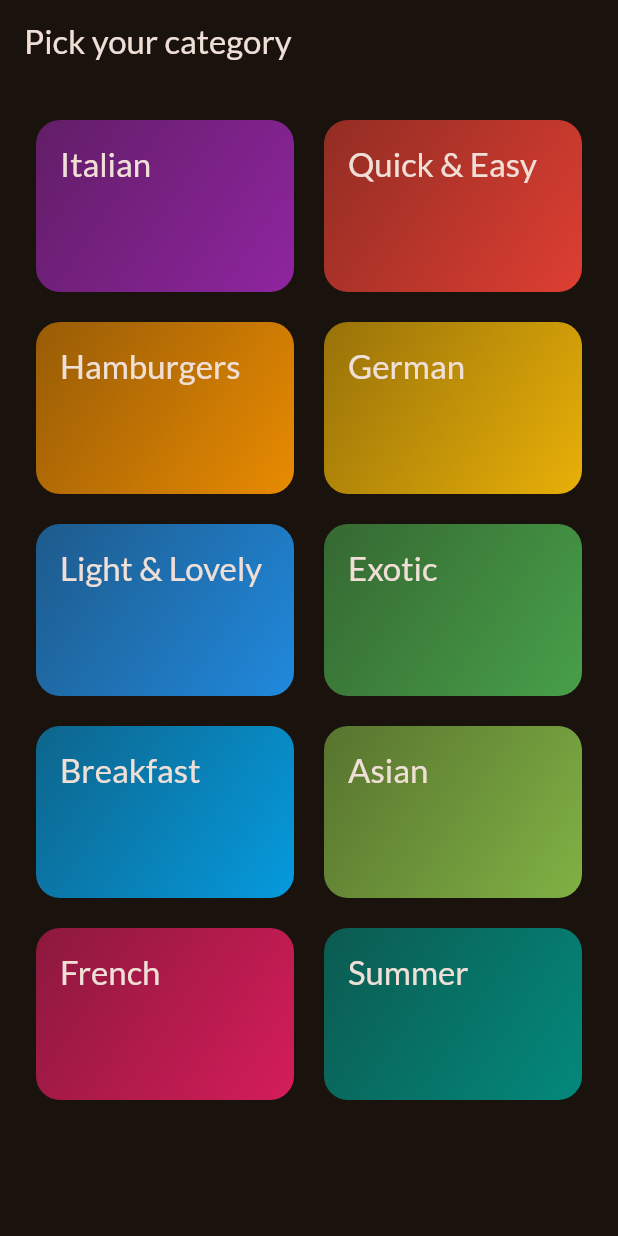
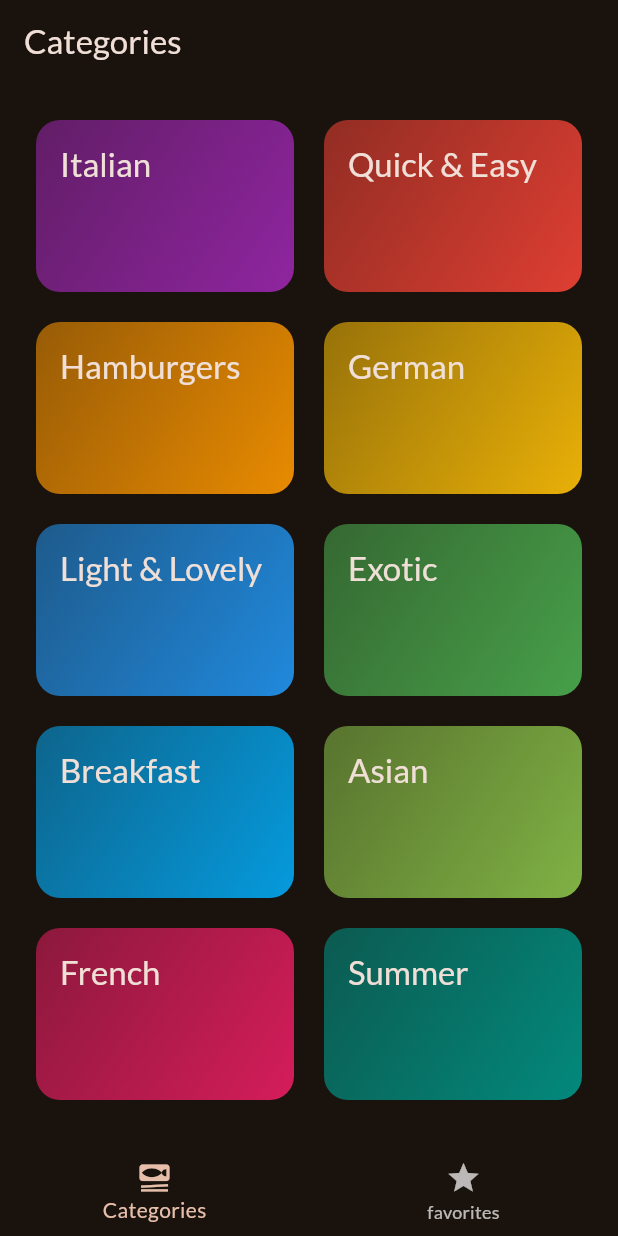
Before and after one commit to Srvictorchinea/meals, a Flutter app: the screen it shows after launch, on a phone screen of 412 x 824 dp. Run offline on Flutter 3.47's test engine with Material 3 defaults, Android fonts, the phone set to English and light mode, and no system bars; our stand-ins replace google_fonts, transparent_image.

Commit message:
[NEW] adding tab-based navigation

```diff
--- a/lib/main.dart
+++ b/lib/main.dart
@@ -1,6 +1,6 @@
 import 'package:flutter/material.dart';
 import 'package:google_fonts/google_fonts.dart';
-import 'package:meals/screens/categories.dart';
+import 'package:meals/screens/tabs.dart';
 
 final theme = ThemeData(
   colorScheme: ColorScheme.fromSeed(brightness: Brightness.dark,
@@ -21,7 +21,7 @@ class App extends StatelessWidget {
     return MaterialApp(
       debugShowCheckedModeBanner: false,
       theme: theme,
-      home: const CategroiesScreen(),
+      home: const TabsScreen(),
     );
   }
 }
--- a/lib/screens/categories.dart
+++ b/lib/screens/categories.dart
@@ -23,11 +23,7 @@ class CategroiesScreen extends StatelessWidget {
 
   @override
   Widget build(BuildContext context) {
-    return Scaffold(
-      appBar: AppBar(
-        title: const Text('Pick your category'),
-      ),
-      body: GridView(
+    return GridView(
       padding: const EdgeInsets.all(24),
       gridDelegate: const SliverGridDelegateWithFixedCrossAxisCount(
         crossAxisCount: 2,
@@ -44,7 +40,6 @@ class CategroiesScreen extends StatelessWidget {
             },
           )
       ],
-      ),
     );
   }
 }
--- /dev/null
+++ b/lib/screens/tabs.dart
@@ -0,0 +1,44 @@
+import 'package:flutter/material.dart';
+import 'package:meals/screens/categories.dart';
+import 'package:meals/screens/meals.dart';
+
+class TabsScreen extends StatefulWidget {
+  const TabsScreen({super.key});
+
+  @override
+  State<TabsScreen> createState() => __TabsScreenState();
+}
+
+class __TabsScreenState extends State<TabsScreen> {
+  int _selectedPageIndex = 0;
+
+  void _selectPage(int index) {
+    setState(() {
+      _selectedPageIndex = index;
+    });
+  }
+
+  @override
+  Widget build(BuildContext context) {
+    Widget activePage = const CategroiesScreen();
+    var activePageTitle = 'Categories';
+
+    if (_selectedPageIndex == 1) {
+      activePage = const MealsScreen(meals: []);
+      activePageTitle = 'Your Favorites';
+    }
+    return Scaffold(
+      appBar: AppBar(
+        title: Text(activePageTitle),
+      ),
+      body: activePage,
+      bottomNavigationBar: BottomNavigationBar(
+        onTap: _selectPage,
+        items: const [
+          BottomNavigationBarItem(icon: Icon(Icons.set_meal), label: 'Categories',),
+          BottomNavigationBarItem(icon: Icon(Icons.star), label:'favorites'),
+        ],
+      ),
+    );
+  }
+}
```
Also changed, not shown: lib/screens/meals.dart (+6 -3 lines). Lines whose indentation alone changed are shown as unchanged.
